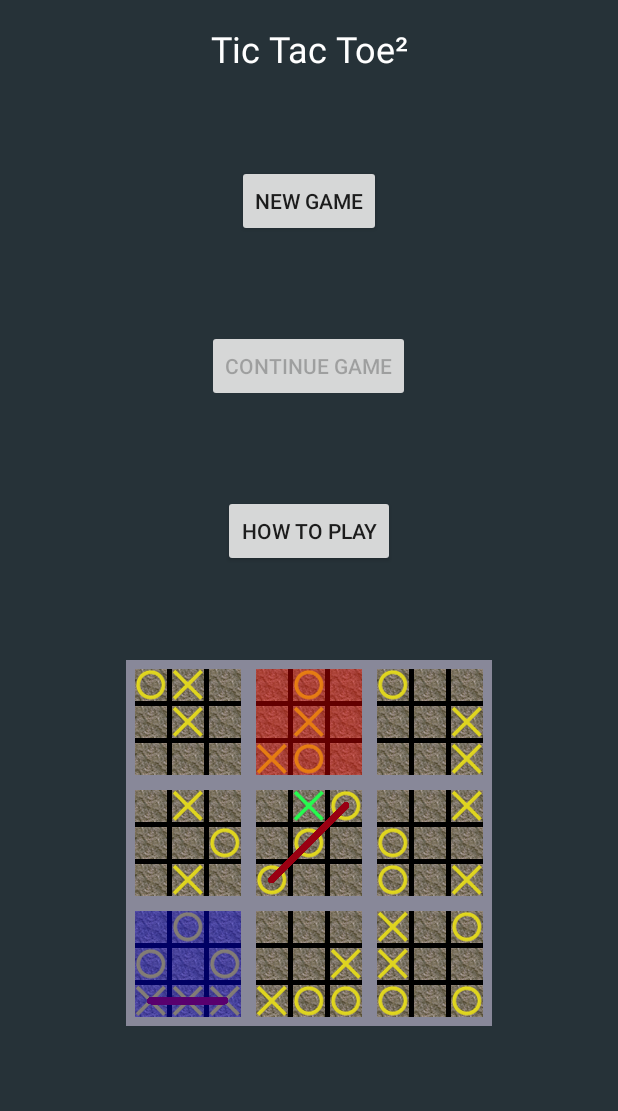
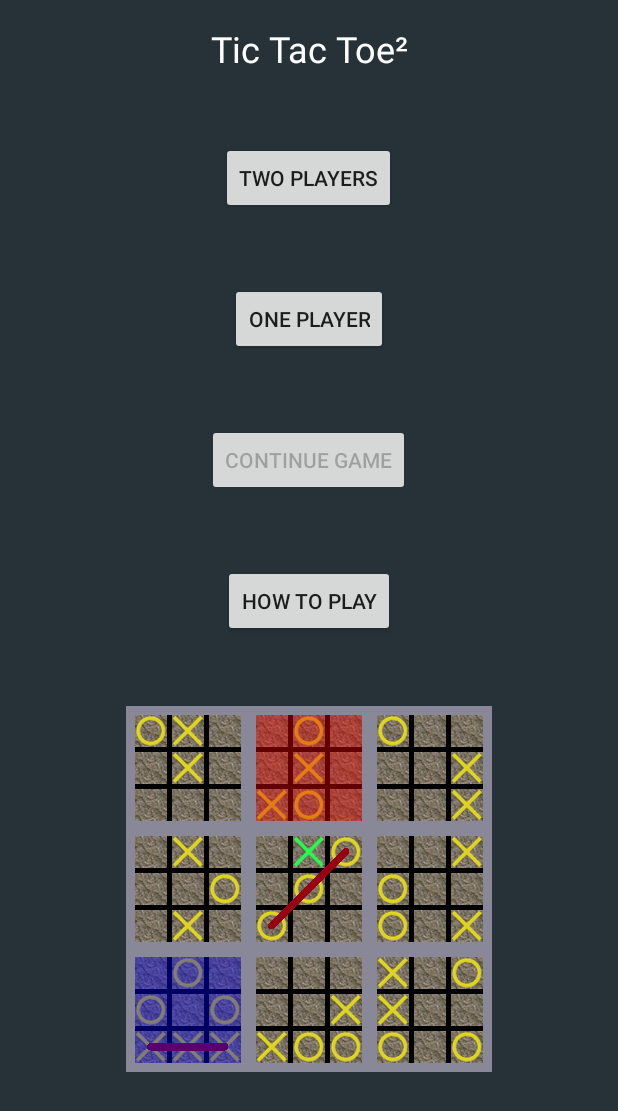
Before and after one commit to Diusrex/Tic-Tac-Toe-Squared, an Android app: the screen it shows after launch (ActivityMainMenu), on a phone screen of 412 x 824 dp. Shown: the top 1111 px of the screen. Run offline under Robolectric (Android 15) with nearby library versions, the phone set to English and light mode, and no system bars.

Commit message:
Added Selecting AI and difficulty to MainMenu

```diff
--- /dev/null
+++ b/app/src/main/java/com/diusrex/tictactoe/android/dialogs/SelectAIDifficultyListener.java
@@ -0,0 +1,23 @@
+/*
+ * Copyright 2015 Morgan Redshaw
+ *
+ * Licensed under the Apache License, Version 2.0 (the "License");
+ * you may not use this file except in compliance with the License.
+ * You may obtain a copy of the License at
+ *
+ *     http://www.apache.org/licenses/LICENSE-2.0
+ *
+ *  Unless required by applicable law or agreed to in writing, software
+ *  distributed under the License is distributed on an "AS IS" BASIS,
+ *  WITHOUT WARRANTIES OR CONDITIONS OF ANY KIND, either express or implied.
+ *  See the License for the specific language governing permissions and
+ *  limitations under the License.
+ */
+
+package com.diusrex.tictactoe.android.dialogs;
+
+import com.diusrex.tictactoe.logic.PlayerFactory;
+
+public interface SelectAIDifficultyListener {
+    void difficultySelected(PlayerFactory.WantedPlayer player);
+}
--- a/app/src/main/res/layout-land/activity_main_menu.xml
+++ b/app/src/main/res/layout-land/activity_main_menu.xml
@@ -30,11 +30,23 @@
             />
 
         <Button
-            android:id="@+id/startNewGameButton"
             android:layout_width="wrap_content"
             android:layout_height="wrap_content"
-            android:text="@string/new_game"
-            android:onClick="startNewGame"
+            android:text="@string/new_game_two_players"
+            android:onClick="startNewGameSinglePlayer"
+            />
+
+        <Space
+            android:layout_height="0dp"
+            android:layout_width="fill_parent"
+            android:layout_weight="1"
+            />
+
+        <Button
+            android:layout_width="wrap_content"
+            android:layout_height="wrap_content"
+            android:text="@string/new_game_one_player"
+            android:onClick="selectAIDifficulty"
             />
 
         <Space
--- a/app/src/main/res/layout/activity_main_menu.xml
+++ b/app/src/main/res/layout/activity_main_menu.xml
@@ -18,11 +18,23 @@
         />
 
     <Button
-        android:id="@+id/startNewGameButton"
         android:layout_width="wrap_content"
         android:layout_height="wrap_content"
-        android:text="@string/new_game"
-        android:onClick="startNewGame"
+        android:text="@string/new_game_two_players"
+        android:onClick="startNewGameSinglePlayer"
+        />
+
+    <Space
+        android:layout_height="0dp"
+        android:layout_width="fill_parent"
+        android:layout_weight="1"
+        />
+
+    <Button
+        android:layout_width="wrap_content"
+        android:layout_height="wrap_content"
+        android:text="@string/new_game_one_player"
+        android:onClick="selectAIDifficulty"
         />
 
     <Space
--- a/app/src/main/res/values/strings.xml
+++ b/app/src/main/res/values/strings.xml
@@ -10,7 +10,8 @@
     <string name="win_dialog_title">There is a WINNER</string>
     <string name="congratulate_winner" formatted="true">Congratulations %s for winning the game!</string>
     <string name="resume_game">Resume game</string>
-    <string name="new_game">New Game</string>
+    <string name="new_game_two_players">Two Players</string>
+    <string name="new_game_one_player">One Player</string>
     <string name="return_to_menu">To Main Menu</string>
     <string name="continue_game">Continue Game</string>
     <string name="how_to_play">How to Play</string>
@@ -41,4 +42,8 @@
     <string name="finish">Finish</string>
     <string name="cancel">Cancel</string>
     <string name="back_to_game">Back to Game</string>
+    <string name="play_hard_ai">Hard</string>
+    <string name="play_easy_ai">Easy</string>
+    <string name="play_medium_ai">Medium</string>
+    <string name="choose_ai_difficulty">Choose Difficulty</string>
 </resources>
```
Also changed, not shown: app/src/main/java/com/diusrex/tictactoe/android/ActivityMainMenu.java (+22 -2 lines), app/src/main/java/com/diusrex/tictactoe/android/dialogs/SelectAIDifficultyDialogFragment.java (added, +91 -0 lines), app/src/main/res/layout/select_ai_difficulty_dialog.xml (added, +59 -0 lines).
